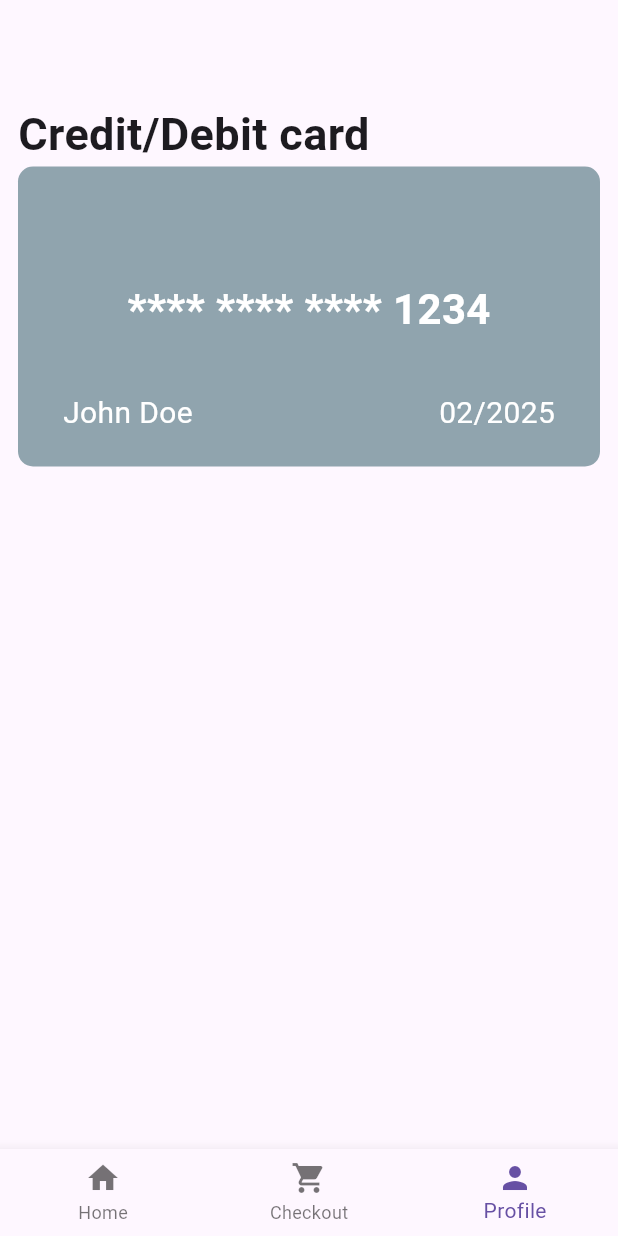
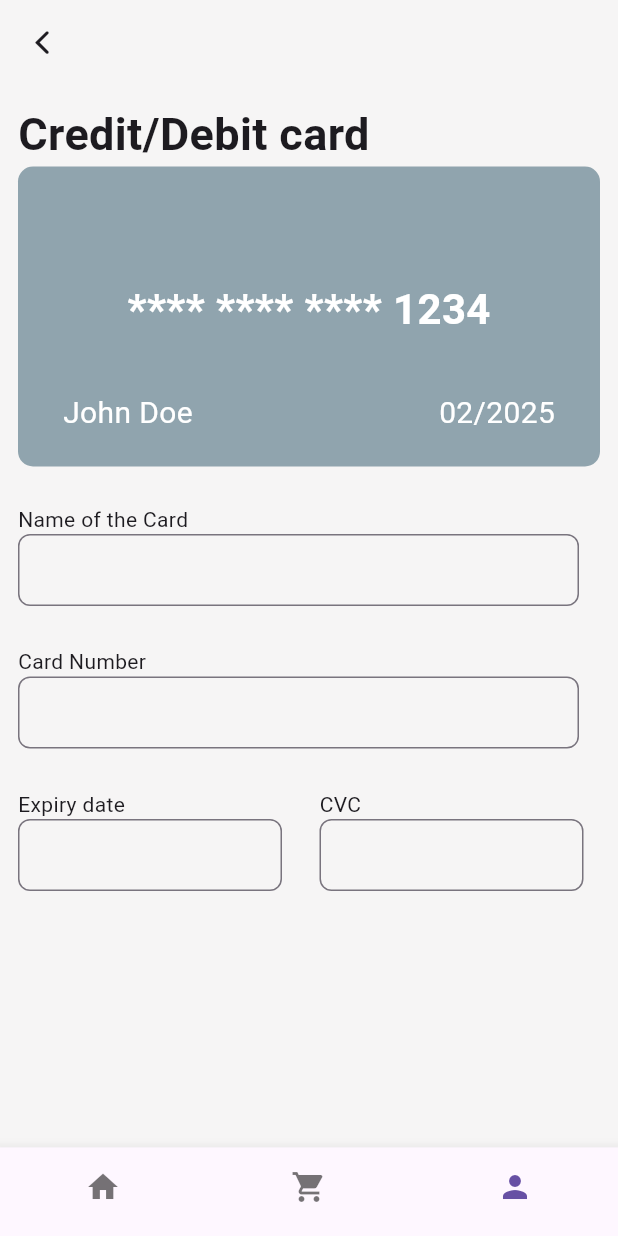
Before and after one commit to tanjilalom/Food-Delivery, a Flutter app: the screen it shows after launch, item 3 of the bottom bar chosen, on a phone screen of 412 x 824 dp. Run offline on Flutter 3.47's test engine with Material 3 defaults, Android fonts, the phone set to English and light mode, and no system bars; our stand-ins replace get; missing offline and left inert: dart:ffi.

Commit message:
design updated

```diff
--- a/lib/screen/homescreen.dart
+++ b/lib/screen/homescreen.dart
@@ -30,14 +30,16 @@ class _homepageState extends State<homepage> {
         child: Scaffold(
           bottomNavigationBar: BottomNavigationBar(
             currentIndex: _currentindex,
+            showSelectedLabels: false,
+            showUnselectedLabels: false,
             items: [
               BottomNavigationBarItem(
                   backgroundColor: Colors.pinkAccent,
-                  icon: Icon(Icons.home), label: "Home"),
+                  icon: Icon(Icons.home), label: ''),
               BottomNavigationBarItem(
-                  icon: Icon(Icons.shopping_cart), label: "Checkout"),
+                  icon: Icon(Icons.shopping_cart), label:''),
               BottomNavigationBarItem(
-                  icon: Icon(Icons.person), label: "Profile"),
+                  icon: Icon(Icons.person), label:''),
             ],
             onTap: (index) {
               setState(() {
--- a/lib/screen/payment.dart
+++ b/lib/screen/payment.dart
@@ -1,4 +1,6 @@
 import 'package:deliveryapp_ui/widget/creditcard.dart';
+import 'package:deliveryapp_ui/widget/textfield_widget.dart';
+import 'package:flutter/cupertino.dart';
 import 'package:flutter/material.dart';
 
 class Payment_page extends StatelessWidget {
@@ -7,15 +9,34 @@ class Payment_page extends StatelessWidget {
   @override
   Widget build(BuildContext context) {
     return Scaffold(
-      appBar: AppBar(),
-      body: Padding(
+      backgroundColor: Color(0xfff6f5f5),
+      appBar: AppBar(
+        leading: IconButton(
+          onPressed: (){},
+          icon: Icon(CupertinoIcons.back),
+        ),
+        backgroundColor: Color(0xfff6f5f5),
+      ),
+      body: SingleChildScrollView(
+        child: Padding(
           padding: const EdgeInsets.all(12.0),
           child: Column(
             crossAxisAlignment: CrossAxisAlignment.start,
             children: [
               Text('Credit/Debit card', style: TextStyle(fontSize: 30, fontWeight: FontWeight.w600),),
               CreditCard(),
-
+              SizedBox(height: 25,),
+              textfieldwidget(text: 'Name of the Card', width: 374, height: 70,),
+              SizedBox(height: 25,),
+              textfieldwidget(text: 'Card Number', width: 374, height: 70,),
+              SizedBox(height: 25,),
+              Row(
+                children: [
+                  textfieldwidget(text: 'Expiry date', width: 176, height: 69,),
+                  SizedBox(width: 25,),
+                  textfieldwidget(text: 'CVC', width: 176, height: 69,),
+                ],
+              )
 
 
 
@@ -24,6 +45,7 @@ class Payment_page extends StatelessWidget {
             ],
           ),
         ),
+      ),
     );
   }
 }
--- /dev/null
+++ b/lib/widget/textfield_widget.dart
@@ -0,0 +1,40 @@
+import 'dart:ffi';
+
+import 'package:flutter/material.dart';
+
+class textfieldwidget extends StatelessWidget {
+  textfieldwidget({super.key,
+    required this.text,
+    required this.width,
+    required this.height,
+  });
+
+  final String text;
+  final double width;
+  final double height;
+
+
+  @override
+  Widget build(BuildContext context) {
+    return Container(
+      width: width,
+      height: height,
+      child: Column(
+        crossAxisAlignment: CrossAxisAlignment.start,
+        children: [
+          Text(text),
+          TextFormField(
+            onTapOutside: (event) => FocusScope.of(context).unfocus(),
+            decoration: InputDecoration(
+              contentPadding: EdgeInsets.fromLTRB(10, 10, 10, 0),
+              border: OutlineInputBorder(
+                borderRadius: BorderRadius.circular(8),
+              ),
+            ),
+            style: TextStyle(fontSize: 17, fontWeight: FontWeight.w400),
+          ),
+        ],
+      ),
+    );
+  }
+}
```
Also changed, not shown: lib/model/delivery_model.dart (added, +17 -0 lines), lib/screen/categories.dart (+18 -5 lines), lib/screen/checkout.dart (+82 -23 lines), lib/screen/vegetables.dart (+11 -2 lines). Lines whose indentation alone changed are shown as unchanged.
